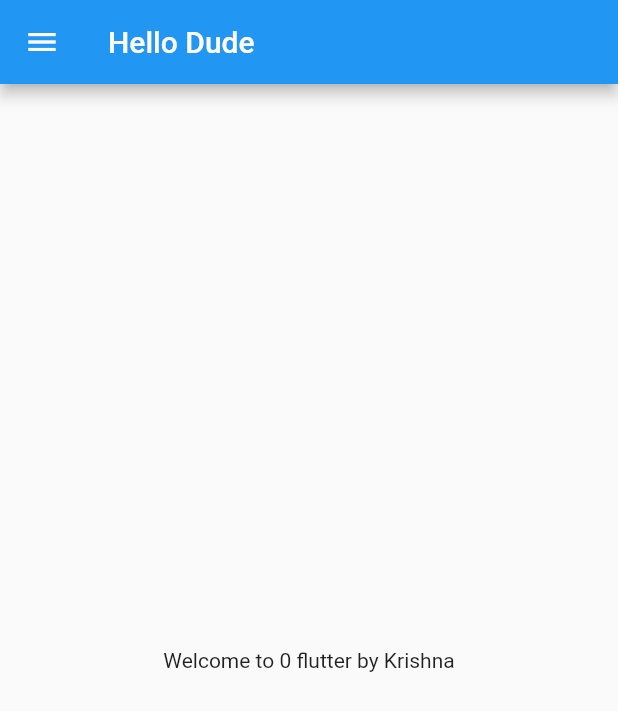
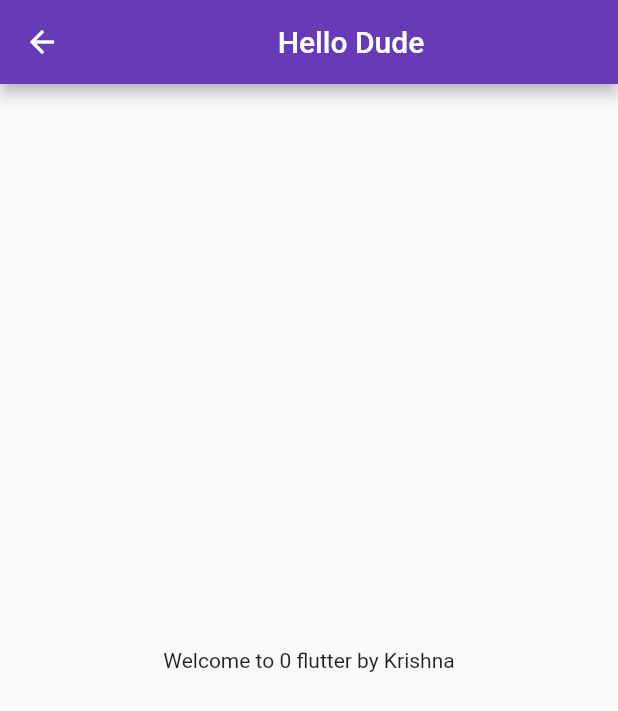
Before and after one commit to KrishnaSingh3233/Flutter_Way, a Flutter app: the HomePage screen opened directly, on a phone screen of 412 x 824 dp. Shown: the top 711 px of the screen. Run offline on Flutter 3.47's test engine with Material 2 defaults, Android fonts, the phone set to English and light mode, and no system bars.

Commit message:
Day 3 completed

```diff
--- a/lib/home_page.dart
+++ b/lib/pages/home_page.dart
@@ -9,14 +9,14 @@ class HomePage extends StatelessWidget {
   Widget build(BuildContext context) {
     return Scaffold(
       appBar: AppBar(
-        title: Text("Hello Dude"),
+        title: Center(child: Text("Hello Dude")),
       ),
       body: Center(
         child: Container(
           child: Text("Welcome to $day flutter by $name"),
         ),
       ),
-      drawer: Drawer(),
+      //  drawer: Drawer(),
     );
   }
 }
```
Also changed, not shown: lib/main.dart (+13 -3 lines), lib/pages/login_page.dart (added, +14 -0 lines).
